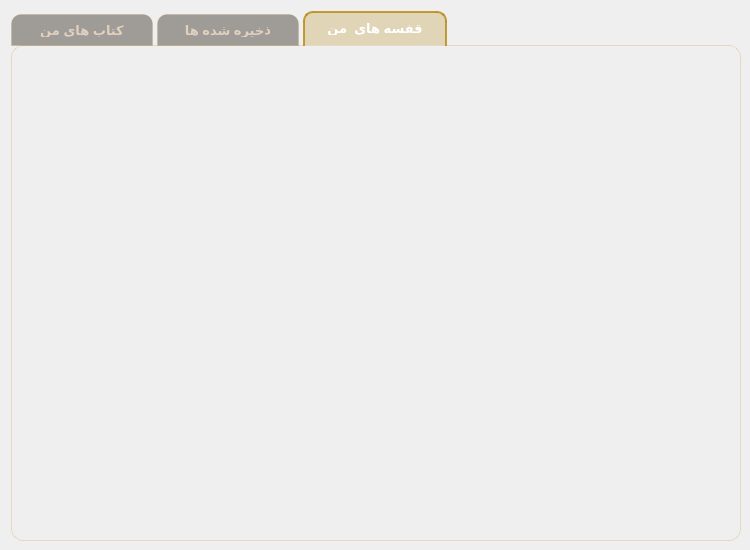
Qt form Client/user/librarywidget.ui (Onyx1907/Lumina-EBook-Platform) before a commit.
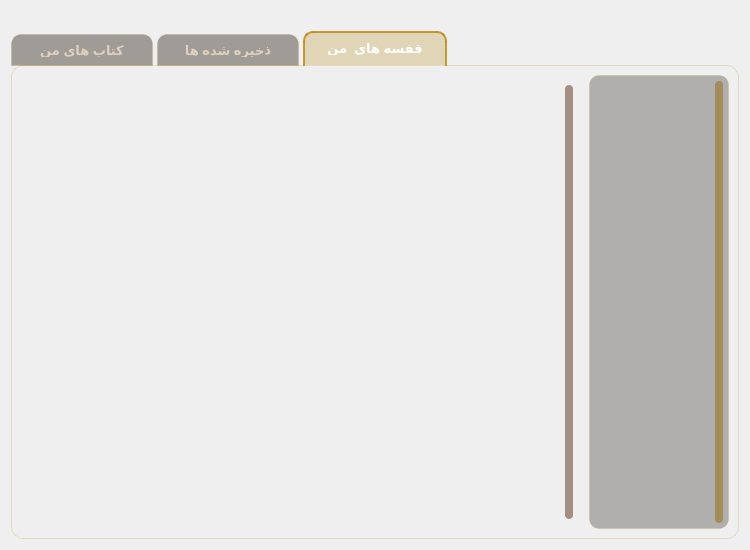
The same form after that commit. The open tabs and pages were chosen to show the change.

Commit message: feat(library): implement UI and networking for purchased/saved books with fake data tests

```diff
--- a/Client/user/librarywidget.ui
+++ b/Client/user/librarywidget.ui
@@ -25,21 +25,47 @@
   <property name="windowTitle">
    <string>Form</string>
   </property>
-  <layout class="QGridLayout" name="gridLayout">
-   <item row="0" column="0">
-    <widget class="QTabWidget" name="tabWidget">
+  <layout class="QVBoxLayout" name="verticalLayout_3">
+   <item>
+    <widget class="QLabel" name="error_label">
+     <property name="sizePolicy">
+      <sizepolicy hsizetype="Fixed" vsizetype="Fixed">
+       <horstretch>0</horstretch>
+       <verstretch>0</verstretch>
+      </sizepolicy>
+     </property>
      <property name="minimumSize">
       <size>
        <width>730</width>
-       <height>530</height>
+       <height>0</height>
       </size>
      </property>
      <property name="maximumSize">
       <size>
        <width>730</width>
-       <height>530</height>
+       <height>16777215</height>
       </size>
      </property>
+     <property name="styleSheet">
+      <string notr="true">QLabel {
+    color: #8A6623; 
+qproperty-alignment: 'AlignHCenter | AlignVCenter';
+
+}</string>
+     </property>
+     <property name="text">
+      <string/>
+     </property>
+     <property name="alignment">
+      <set>Qt::AlignCenter</set>
+     </property>
+     <property name="wordWrap">
+      <bool>true</bool>
+     </property>
+    </widget>
+   </item>
+   <item>
+    <widget class="QTabWidget" name="tabWidget">
      <property name="styleSheet">
       <string notr="true">/* استایل کلی خودِ ویجت تب */
 QTabWidget::pane {
@@ -216,6 +242,155 @@
       <attribute name="title">
        <string>قفسه های  من</string>
       </attribute>
+      <layout class="QHBoxLayout" name="horizontalLayout_2">
+       <item>
+        <widget class="QListWidget" name="shelfBooks_listWidget">
+         <property name="styleSheet">
+          <string notr="true">/* کاملاً شفاف کردن پس‌زمینه و حذف مرزهای لیست اصلی */
+QListWidget {
+    background-color: transparent;
+    background: transparent;
+    border: none;
+    outline: none;
+    padding: 10px;
+}
+
+
+QListWidget::item:selected {
+    background-color: rgba(139, 90, 43, 0.7);
+    border: 1px solid #D2B48C;
+}
+/* اسکرول‌بار شیشه‌ای و هماهنگ */
+QScrollBar:vertical {
+    background: transparent;
+    width: 8px;
+    margin: 0px;
+}
+QScrollBar::handle:vertical {
+    background: rgba(111, 78, 55, 0.6); /* دستگیره قهوه‌ای نیمه شفاف */
+    border-radius: 4px;
+    min-height: 20px;
+}
+QScrollBar::handle:vertical:hover {
+    background: rgba(139, 90, 43, 0.8);
+}
+QScrollBar::add-line:vertical, QScrollBar::sub-line:vertical {
+    background: none; /* حذف دکمه‌های بالا و پایین اسکرول */
+}</string>
+         </property>
+         <property name="verticalScrollBarPolicy">
+          <enum>Qt::ScrollBarAlwaysOn</enum>
+         </property>
+         <property name="horizontalScrollBarPolicy">
+          <enum>Qt::ScrollBarAlwaysOff</enum>
+         </property>
+         <property name="movement">
+          <enum>QListView::Static</enum>
+         </property>
+         <property name="resizeMode">
+          <enum>QListView::Adjust</enum>
+         </property>
+         <property name="spacing">
+          <number>15</number>
+         </property>
+         <property name="viewMode">
+          <enum>QListView::IconMode</enum>
+         </property>
+        </widget>
+       </item>
+       <item>
+        <widget class="QListWidget" name="shelves_listWidget">
+         <property name="minimumSize">
+          <size>
+           <width>140</width>
+           <height>0</height>
+          </size>
+         </property>
+         <property name="maximumSize">
+          <size>
+           <width>140</width>
+           <height>16777215</height>
+          </size>
+         </property>
+         <property name="styleSheet">
+          <string notr="true">QListWidget#shelves_listWidget {
+    background-color: rgba(30, 25, 20, 0.3); /* پس‌زمینه تیره و بسیار شفاف */
+    border: 1px solid rgba(184, 134, 11, 0.15);
+    border-radius: 10px;
+    padding: 5px;
+    outline: 0;
+}
+
+/* استایل هر آیتم قفسه */
+QListWidget#shelves_listWidget::item {
+    background-color: rgba(255, 255, 255, 0.03);
+    color: #E0D0C0;
+    border: 1px solid transparent;
+    border-radius: 6px;
+    padding: 10px 15px;
+    margin-bottom: 5px;
+    font-size: 13px;
+    font-weight: bold;
+}
+
+/* حالت هاور (نگه داشتن ماوس) */
+QListWidget#shelves_listWidget::item:hover {
+    background-color: rgba(184, 134, 11, 0.1);
+    color: #FFD700;
+    border: 1px solid rgba(184, 134, 11, 0.3);
+}
+
+/* حالت انتخاب شده (قفسه فعال) */
+QListWidget#shelves_listWidget::item:selected {
+    background-color: rgba(184, 134, 11, 0.2);
+    color: #FFFFFF;
+    border: 1px solid rgba(184, 134, 11, 0.8);
+}
+
+/* تنظیمات کلی اسکرول‌بار عمودی */
+QListWidget#shelves_listWidget QScrollBar:vertical {
+    border: none;
+    background: rgba(30, 25, 20, 0.2); /* پس‌زمینه شیشه‌ای بسیار تیره */
+    width: 8px;                         /* بسیار باریک و مینی‌مال */
+    margin: 0px 0px 0px 0px;
+    border-radius: 4px;
+}
+
+/* دستگیره اسکرول‌بار (همان بخشی که حرکت می‌کند) */
+QListWidget#shelves_listWidget QScrollBar::handle:vertical {
+    background: rgba(184, 134, 11, 0.4); /* طلایی تیره نیمه‌شفاف */
+    min-height: 20px;
+    border-radius: 4px;
+}
+
+/* حالت هاور روی دستگیره (وقتی ماوس روی آن می‌رود پررنگ‌تر می‌شود) */
+QListWidget#shelves_listWidget QScrollBar::handle:vertical:hover {
+    background: rgba(184, 134, 11, 0.8); /* طلایی تیره کاملاً واضح */
+}
+
+/* دکمه‌های بالا و پایین اسکرول‌بار (حذفشان می‌کنیم تا مدرن‌تر شود) */
+QListWidget#shelves_listWidget QScrollBar::add-line:vertical,
+QListWidget#shelves_listWidget QScrollBar::sub-line:vertical {
+    border: none;
+    background: none;
+    height: 0px;
+}
+
+/* بخش‌های خالی بالا و پایین دستگیره */
+QListWidget#shelves_listWidget QScrollBar::add-page:vertical, 
+QListWidget#shelves_listWidget QScrollBar::sub-page:vertical {
+    background: none;
+}</string>
+         </property>
+         <property name="verticalScrollBarPolicy">
+          <enum>Qt::ScrollBarAlwaysOn</enum>
+         </property>
+         <property name="horizontalScrollBarPolicy">
+          <enum>Qt::ScrollBarAlwaysOff</enum>
+         </property>
+        </widget>
+       </item>
+      </layout>
      </widget>
     </widget>
    </item>
```
Left out of the diff: 7 changed lines with no effect on the pictures. The commit also changes 7 other files.
